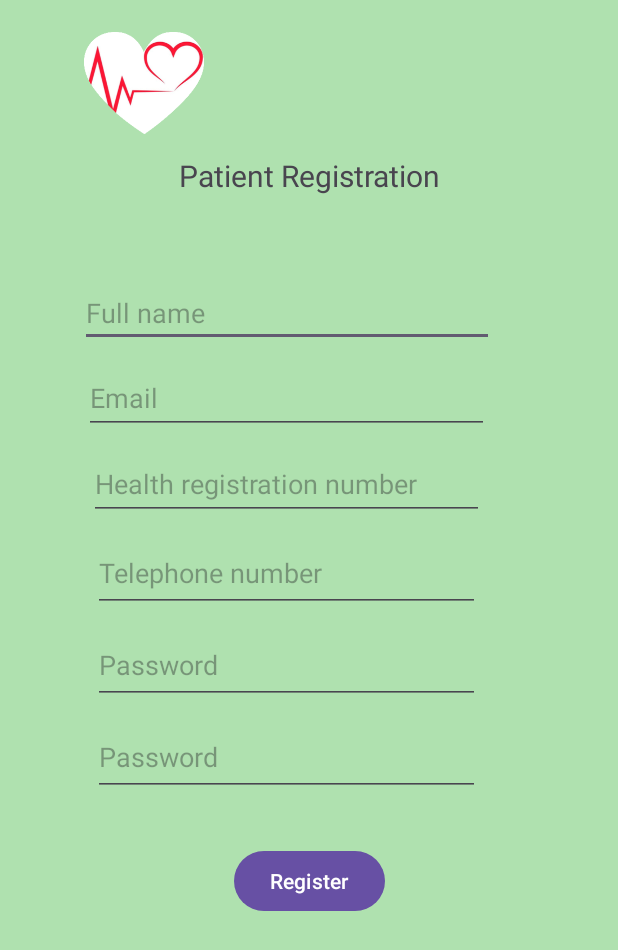
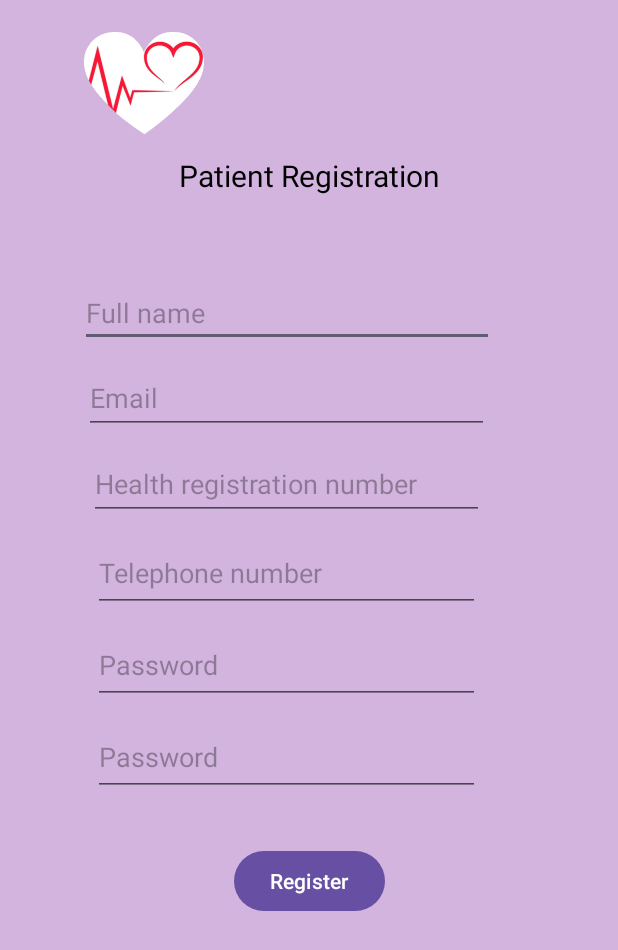
Before and after one commit to Shaminda1017/COMP4990GroupProject23, an Android app: the PatientRegister screen opened directly, with no data from a screen before it, on a phone screen of 412 x 824 dp. Shown: the top 950 px of the screen. Run offline under Robolectric (Android 15) with nearby library versions, the phone set to English and light mode, and no system bars.

Commit message:
color changing for patient pages.

```diff
--- a/app/src/main/res/layout/activity_patient_home_page.xml
+++ b/app/src/main/res/layout/activity_patient_home_page.xml
@@ -6,7 +6,7 @@
     android:layout_height="match_parent"
     android:orientation="vertical"
     android:layout_gravity="center"
-    android:background="@color/celadon_green">
+    android:background="@color/purple">
 
     <ImageView
         android:id="@+id/icon_php"
--- a/app/src/main/res/layout/activity_patient_login.xml
+++ b/app/src/main/res/layout/activity_patient_login.xml
@@ -6,7 +6,7 @@
     android:layout_height="match_parent"
     android:orientation="vertical"
     android:layout_gravity="center"
-    android:background="@color/celadon_green">
+    android:background="@color/purple">
 
     <ImageView
         android:id="@+id/icon_php"
@@ -29,6 +29,7 @@
         android:text="@string/welcome_patient_php"
         android:textAlignment="center"
         android:textSize="20sp"
+        android:textColor="@color/black"
         app:layout_constraintBottom_toBottomOf="parent"
         app:layout_constraintTop_toTopOf="@+id/icon_php"
         app:layout_constraintVertical_bias="0.15" />
--- a/app/src/main/res/layout/activity_patient_register.xml
+++ b/app/src/main/res/layout/activity_patient_register.xml
@@ -6,7 +6,7 @@
     android:layout_height="match_parent"
     android:orientation="vertical"
     android:layout_gravity="center"
-    android:background="@color/celadon_green">
+    android:background="@color/purple">
 
     <ImageView
         android:id="@+id/icon_php"
@@ -29,6 +29,7 @@
         android:layout_marginTop="70dp"
         android:layout_marginEnd="80dp"
         android:text="@string/patient_registration"
+        android:textColor="@color/black"
         android:textAlignment="center"
         android:textSize="20sp"
         app:layout_constraintBottom_toBottomOf="@id/et_patient_full_name"
--- a/app/src/main/res/values/colors.xml
+++ b/app/src/main/res/values/colors.xml
@@ -5,4 +5,6 @@
     <color name="celadon_green">#AFE1AF</color>
     <color name="cadet_blue">#5F9EA0</color>
     <color name="off_white">#FFFFFF</color>
+    <color name="lavender">#E6E6FA</color>
+    <color name="purple">#D2B4DE</color>
 </resources>
```
